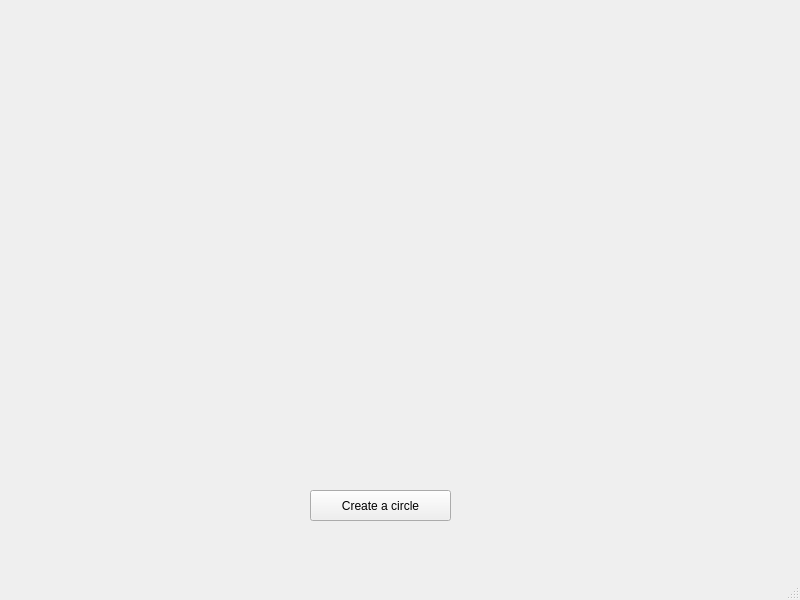
First picture: the form in Ui.ui, repository KatrinViolet/Yellow-circles, before the edit.
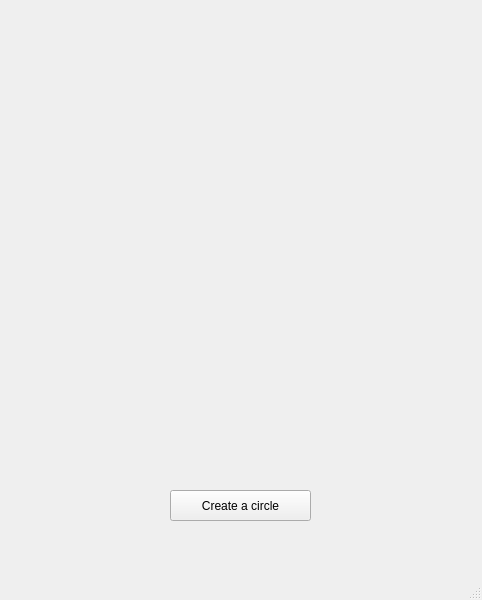
Second picture: the form after the edit.

Commit message: Git и желтые окружности

Patch:
```diff
--- a/Ui.ui
+++ b/Ui.ui
@@ -6,7 +6,7 @@
    <rect>
     <x>0</x>
     <y>0</y>
-    <width>800</width>
+    <width>482</width>
     <height>600</height>
    </rect>
   </property>
@@ -17,7 +17,7 @@
    <widget class="QPushButton" name="pushButton">
     <property name="geometry">
      <rect>
-      <x>310</x>
+      <x>170</x>
       <y>490</y>
       <width>141</width>
       <height>31</height>
```
Left out of the diff: 2 changed lines with no effect on the pictures. The commit also changes 1 other file.
